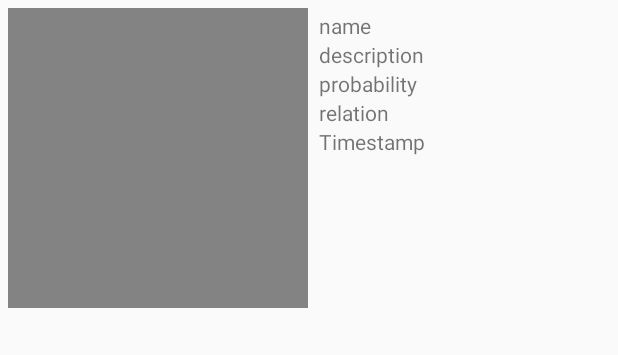
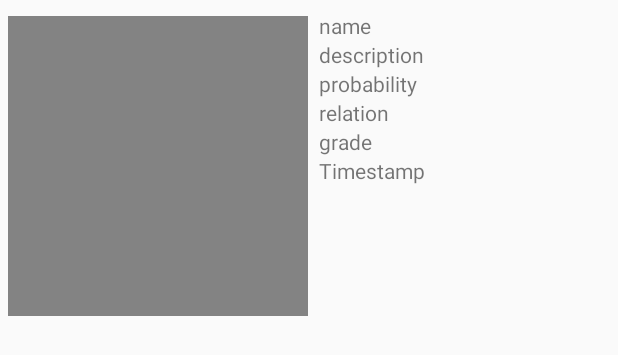
Before and after one commit to adriane0523/Capstone, an Android app: the layout log_item_row.xml on its own in the app's theme, with its tools: preview values and no code run, on a phone screen of 412 x 824 dp. Shown: the top 355 px of the screen. Run offline under Robolectric (Android 15) with nearby library versions, the phone set to English and light mode, and no system bars; network calls fail.

Commit message:
Added grade to LogItem object

```diff
--- a/CapstonePhoneApp/app/src/main/java/com/example/capstonearchitecture2/ConsoleLogActivity.java
+++ b/CapstonePhoneApp/app/src/main/java/com/example/capstonearchitecture2/ConsoleLogActivity.java
@@ -73,6 +73,7 @@ public class ConsoleLogActivity extends AppCompatActivity {
                     double probability = ds.child("probability").getValue(float.class);
                     String relation = ds.child("relation").getValue(String.class);
                     String date = ds.child("timestamp").getValue(String.class);
+                    String grade = ds.child("grade").getValue(String.class);
 
 
                     SimpleDateFormat format = new SimpleDateFormat("yyyy-MM-dd HH:mm:ss");
@@ -83,7 +84,7 @@ public class ConsoleLogActivity extends AppCompatActivity {
                         e.printStackTrace();
                     }
                     Log.d("DB ACCESS", "Name is " + name);
-                    LogItem logItem = new LogItem(description, name, picture, probability, relation, convertedDate);
+                    LogItem logItem = new LogItem(description, name, picture, probability, relation, grade, convertedDate);
                     logItem.pictureURL = "http://10.0.2.2:5000/"+picture;
                     log.add(logItem);
                     Collections.sort(log, Collections.<LogItem>reverseOrder());
--- a/CapstonePhoneApp/app/src/main/java/com/example/capstonearchitecture2/LogAdapter.java
+++ b/CapstonePhoneApp/app/src/main/java/com/example/capstonearchitecture2/LogAdapter.java
@@ -42,6 +42,7 @@ public class LogAdapter extends ArrayAdapter<LogItem> {
             TextView tv_description = v.findViewById(R.id.tv_description);
             TextView tv_probability = v.findViewById(R.id.tv_probability);
             TextView tv_relation = v.findViewById(R.id.tv_relation);
+            TextView tv_grade = v.findViewById(R.id.tv_grade);
             TextView tv_timestamp = v.findViewById(R.id.tv_timestamp);
             ImageView iv_logImage = v.findViewById(R.id.iv_logImage);
 
@@ -49,6 +50,7 @@ public class LogAdapter extends ArrayAdapter<LogItem> {
             tv_description.setText(item.getDescription());
             tv_probability.setText(item.getProbability() + "");
             tv_relation.setText(item.getRelation());
+            tv_grade.setText(item.getGrade());
             tv_timestamp.setText(item.getTimestamp() + "");
             Picasso.get().load(item.getPictureURL()).into(iv_logImage);
         }
--- a/CapstonePhoneApp/app/src/main/res/layout/log_item_row.xml
+++ b/CapstonePhoneApp/app/src/main/res/layout/log_item_row.xml
@@ -12,7 +12,8 @@
             android:id="@+id/iv_logImage"
             android:layout_width="300px"
             android:layout_height="300px"
-            android:src="@drawable/ic_action_name"/>
+            android:src="@drawable/ic_action_name"
+            android:layout_marginTop="5dp"/>
 
         <RelativeLayout
             android:layout_width="wrap_content"
@@ -51,11 +52,19 @@
                 android:layout_below="@+id/tv_probability"/>
 
             <TextView
+                android:text="grade"
+                android:id="@+id/tv_grade"
+                android:layout_width="wrap_content"
+                android:layout_height="wrap_content"
+                android:layout_below="@+id/tv_relation"
+                />
+
+            <TextView
                 android:text="Timestamp"
                 android:id="@+id/tv_timestamp"
                 android:layout_width="wrap_content"
                 android:layout_height="wrap_content"
-                android:layout_below="@+id/tv_relation"/>
+                android:layout_below="@+id/tv_grade"/>
 
         </RelativeLayout>
 
```
Also changed, not shown: CapstonePhoneApp/app/src/main/java/com/example/capstonearchitecture2/LogItem.java (+7 -1 lines).
